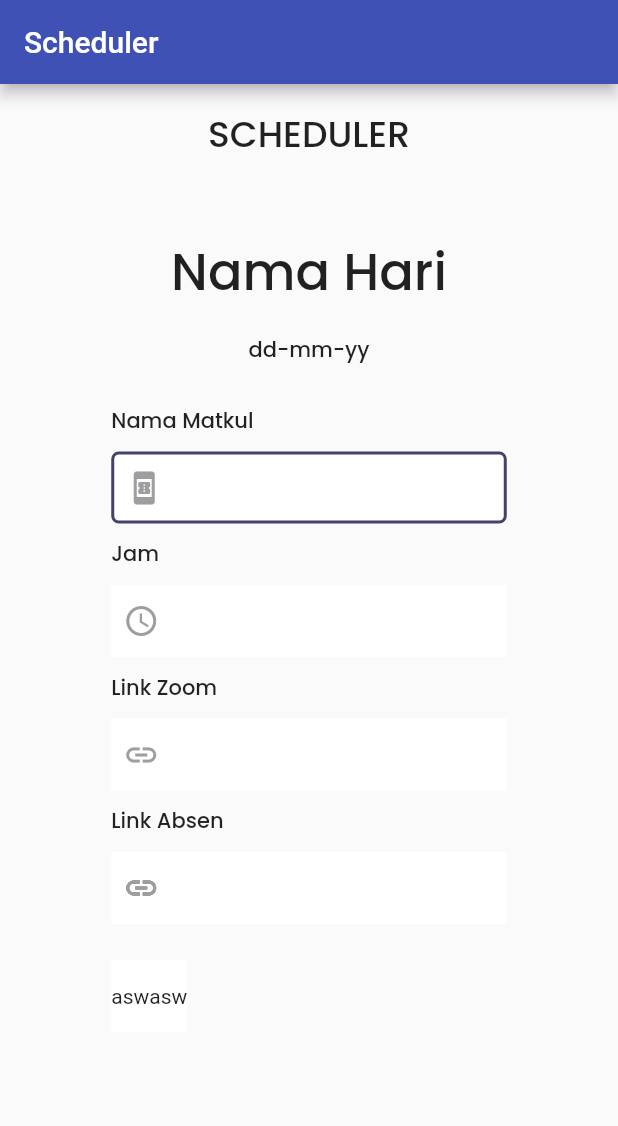
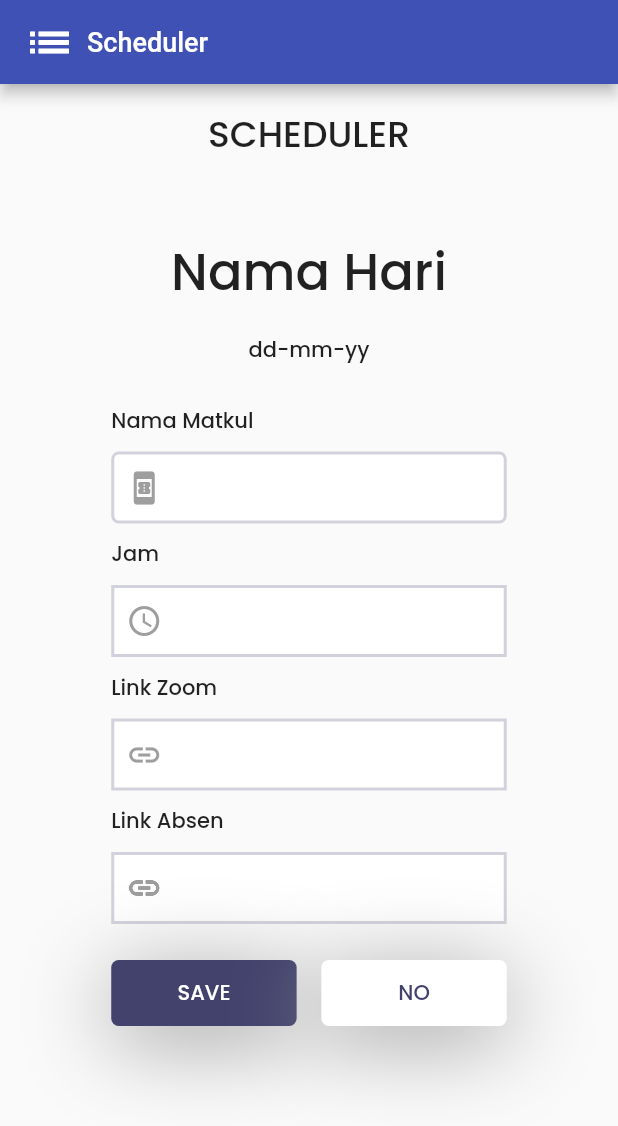
Before and after one commit to NN2777/class_scheduler_view, a Flutter app: the screen it shows after launch, on a phone screen of 412 x 824 dp. Shown: the top 1126 px of the screen. Run offline on Flutter 3.47's test engine with Material 2 defaults, Android fonts, the light colour scheme and no system bars; our stand-ins replace flutter_svg, hive, hive_flutter; accounts and stored records are empty.

Commit message:
nambahin icon sama button

```diff
--- a/lib/screen/editschedule.dart
+++ b/lib/screen/editschedule.dart
@@ -9,7 +9,24 @@ class EditSchedule extends StatelessWidget {
   Widget build(BuildContext context) {
     return Scaffold(
       appBar: AppBar(
-        title: Text('Scheduler'),
+        title: Row(
+          children: [
+            Padding(
+              padding: const EdgeInsets.only(right: 8.0),
+              child: Icon(
+                Icons.list_outlined,
+                size: 34,
+              ),
+            ),
+            Padding(
+              padding: const EdgeInsets.only(right: 8.0),
+              child: Text(
+                'Scheduler',
+                style: TextStyle(fontSize: 18),
+              ),
+            ),
+          ],
+        ),
       ),
       body: ListView(
         children: [
@@ -60,7 +77,7 @@ class EditSchedule extends StatelessWidget {
                           color: Colors.white,
                           border: Border.all(
                             width: 2.0,
-                            color: Color(0xff43426D),
+                            color: Color(0xffD2D2DC),
                           ),
                           borderRadius: BorderRadius.circular(5),
                           // boxShadow: [
@@ -113,6 +130,10 @@ class EditSchedule extends StatelessWidget {
                         height: 48,
                         decoration: BoxDecoration(
                           color: Colors.white,
+                          border: Border.all(
+                            width: 2.0,
+                            color: Color(0xffD2D2DC),
+                          ),
                           borderRadius: BorderRadius.circular(0),
                           // boxShadow: [
                           //   BoxShadow(
@@ -163,6 +184,10 @@ class EditSchedule extends StatelessWidget {
                         height: 48,
                         decoration: BoxDecoration(
                           color: Colors.white,
+                          border: Border.all(
+                            width: 2.0,
+                            color: Color(0xffD2D2DC),
+                          ),
                           borderRadius: BorderRadius.circular(0),
                           // boxShadow: [
                           //   BoxShadow(
@@ -213,6 +238,10 @@ class EditSchedule extends StatelessWidget {
                         height: 48,
                         decoration: BoxDecoration(
                           color: Colors.white,
+                          border: Border.all(
+                            width: 2.0,
+                            color: Color(0xffD2D2DC),
+                          ),
                           borderRadius: BorderRadius.circular(0),
                           // boxShadow: [
                           //   BoxShadow(
@@ -257,37 +286,60 @@ class EditSchedule extends StatelessWidget {
                         mainAxisAlignment: MainAxisAlignment.start,
                         children: [
                           Container(
-                            alignment: Alignment.center,
-                            height: 48,
+                            width: MediaQuery.of(context).size.width * 0.3,
+                            height: 44,
+                            decoration: BoxDecoration(
+                              color: Color(0xff43426D),
+                              borderRadius: BorderRadius.circular(5),
+                              boxShadow: [
+                                BoxShadow(
+                                  offset: Offset(0, 10),
+                                  blurRadius: 50,
+                                  color: Colors.grey,
+                                ),
+                              ],
+                            ),
+                            child: TextButton(
+                              style: TextButton.styleFrom(
+                                textStyle: const TextStyle(fontSize: 20),
+                              ),
+                              onPressed: () {},
+                              child: const Text('SAVE',
+                                  style: TextStyle(
+                                      color: Colors.white,
+                                      fontFamily: 'Poppins',
+                                      fontSize: 14)),
+                            ),
+                          ),
+                          SizedBox(
+                            width: MediaQuery.of(context).size.width * 0.04,
+                          ),
+                          Container(
+                            width: MediaQuery.of(context).size.width * 0.3,
+                            height: 44,
                             decoration: BoxDecoration(
                               color: Colors.white,
-                              borderRadius: BorderRadius.circular(0),
-                              // boxShadow: [
-                              //   BoxShadow(
-                              //     offset: Offset(0, 10),
-                              //     blurRadius: 50,
-                              //     color: Colors.grey,
-                              //   ),
-                              // ],
+                              borderRadius: BorderRadius.circular(5),
+                              boxShadow: [
+                                BoxShadow(
+                                  offset: Offset(0, 10),
+                                  blurRadius: 50,
+                                  color: Colors.grey,
+                                ),
+                              ],
                             ),
-                            child: Expanded(child: Text('asw')),
+                            child: TextButton(
+                              style: TextButton.styleFrom(
+                                textStyle: const TextStyle(fontSize: 20),
+                              ),
+                              onPressed: () {},
+                              child: const Text('NO',
+                                  style: TextStyle(
+                                      color: Color(0xff43426D),
+                                      fontFamily: 'Poppins',
+                                      fontSize: 14)),
+                            ),
                           ),
-                          Container(
-                            alignment: Alignment.center,
-                            height: 48,
-                            decoration: BoxDecoration(
-                              color: Colors.white,
-                              borderRadius: BorderRadius.circular(0),
-                              // boxShadow: [
-                              //   BoxShadow(
-                              //     offset: Offset(0, 10),
-                              //     blurRadius: 50,
-                              //     color: Colors.grey,
-                              //   ),
-                              // ],
-                            ),
-                            child: Expanded(child: Text('asw')),
-                          )
                         ],
                       )
                     ],
```
